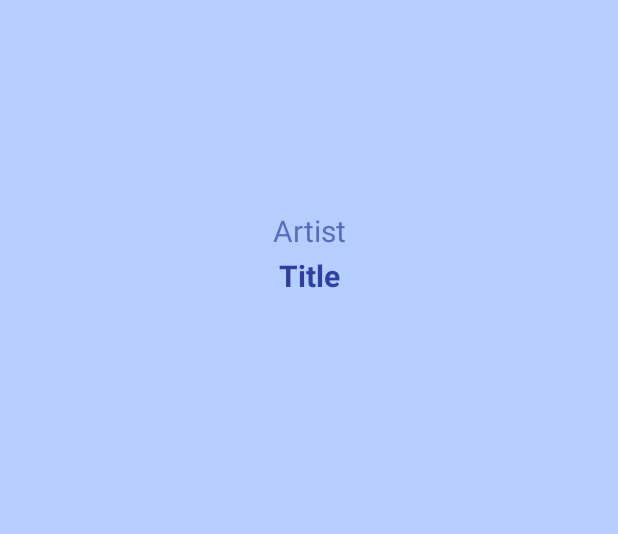
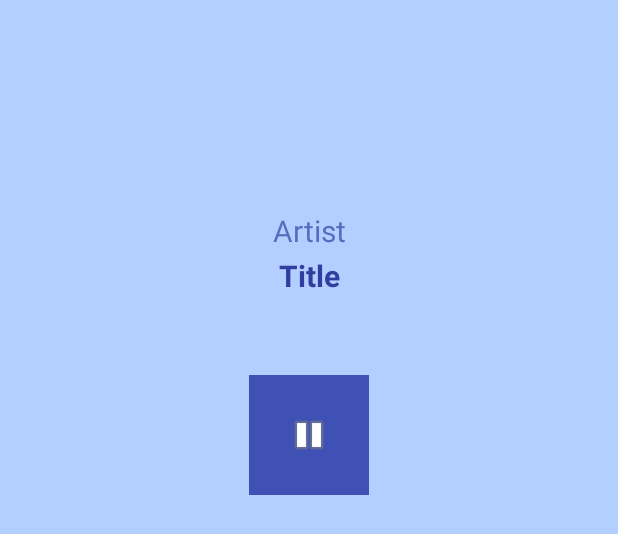
Before and after one commit to alexolteanu/EduMediaPlayer, an Android app: the layout screen_playback.xml on its own in the app's theme, with its tools: preview values and no code run, on a phone screen of 412 x 824 dp. Shown: the top 534 px of the screen. Run offline under Robolectric (Android 15) with nearby library versions, the phone set to English and light mode, and no system bars.

Commit message:
adding a play/pause button

```diff
--- a/app/src/main/res/layout/screen_playback.xml
+++ b/app/src/main/res/layout/screen_playback.xml
@@ -41,4 +41,16 @@
         tools:layout_constraintLeft_creator="1"
         tools:layout_constraintTop_creator="1" />
 
+    <ImageButton
+        android:id="@+id/play_pause_btn"
+        android:layout_width="80dp"
+        android:layout_height="80dp"
+        android:src="@android:drawable/ic_media_pause"
+        android:background="@color/colorPrimary"
+        android:layout_marginTop="250dp"
+        app:layout_constraintEnd_toEndOf="parent"
+        app:layout_constraintHorizontal_bias="0.5"
+        app:layout_constraintStart_toStartOf="parent"
+        app:layout_constraintTop_toTopOf="@+id/constraintLayout" />
+
 </android.support.constraint.ConstraintLayout>
```
Also changed, not shown: app/src/main/java/com/edu/edumediaplayer/playback/PlaybackScreen.java (+21 -0 lines).
